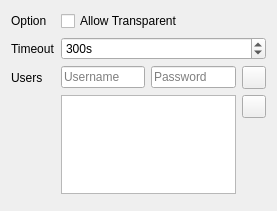
First picture: the form in src/plugins/protocols/ui/inbound/httpin.ui, repository Qv2ray/Qv2ray, before the edit.
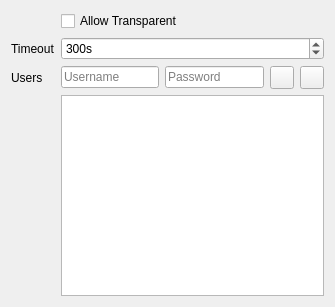
Second picture: the form after the edit. Icons and pictures are not drawn.

```diff
--- a/src/plugins/protocols/ui/inbound/httpin.ui
+++ b/src/plugins/protocols/ui/inbound/httpin.ui
@@ -6,8 +6,8 @@
    <rect>
     <x>0</x>
     <y>0</y>
-    <width>277</width>
-    <height>211</height>
+    <width>335</width>
+    <height>307</height>
    </rect>
   </property>
   <property name="windowTitle">
@@ -52,22 +52,24 @@
     </widget>
    </item>
    <item row="2" column="1">
-    <layout class="QGridLayout" name="gridLayout">
-     <item row="0" column="1">
-      <widget class="QLineEdit" name="httpAddPasswordTxt">
-       <property name="placeholderText">
-        <string>Password</string>
-       </property>
-      </widget>
-     </item>
-     <item row="0" column="0">
+    <layout class="QVBoxLayout" name="verticalLayout">
+     <item>
+      <layout class="QHBoxLayout" name="horizontalLayout">
+       <item>
       <widget class="QLineEdit" name="httpAddUserTxt">
        <property name="placeholderText">
         <string>Username</string>
        </property>
       </widget>
      </item>
-     <item row="0" column="2">
+       <item>
+        <widget class="QLineEdit" name="httpAddPasswordTxt">
+         <property name="placeholderText">
+          <string>Password</string>
+         </property>
+        </widget>
+       </item>
+       <item>
       <widget class="QToolButton" name="httpAddUserBtn">
        <property name="icon">
         <iconset resource="../../../../../resources.new.qrc">
@@ -75,7 +77,7 @@
        </property>
       </widget>
      </item>
-     <item row="1" column="2">
+       <item>
       <widget class="QToolButton" name="httpRemoveUserBtn">
        <property name="icon">
         <iconset resource="../../../../../resources.new.qrc">
@@ -83,44 +85,13 @@
        </property>
       </widget>
      </item>
-     <item row="2" column="2">
-      <spacer name="verticalSpacer">
-       <property name="orientation">
-        <enum>Qt::Vertical</enum>
-       </property>
-       <property name="sizeHint" stdset="0">
-        <size>
-         <width>20</width>
-         <height>40</height>
-        </size>
-       </property>
-      </spacer>
+      </layout>
      </item>
-     <item row="1" column="0" rowspan="2" colspan="2">
+     <item>
       <widget class="QListWidget" name="httpAccountListBox"/>
      </item>
     </layout>
    </item>
-   <item row="0" column="0">
-    <widget class="QLabel" name="label_2">
-     <property name="text">
-      <string>Option</string>
-     </property>
-    </widget>
-   </item>
-   <item row="3" column="0" colspan="2">
-    <spacer name="verticalSpacer_2">
-     <property name="orientation">
-      <enum>Qt::Vertical</enum>
-     </property>
-     <property name="sizeHint" stdset="0">
-      <size>
-       <width>20</width>
-       <height>40</height>
-      </size>
-     </property>
-    </spacer>
-   </item>
   </layout>
  </widget>
  <resources>
```
Lines whose indentation alone changed are shown as unchanged.
